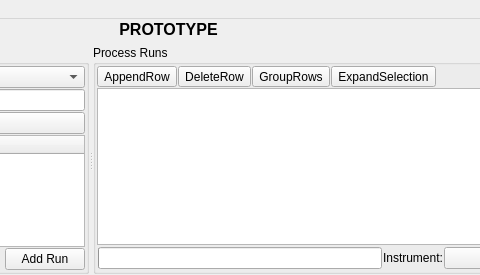
This is Code/Mantid/MantidQt/CustomInterfaces/inc/MantidQtCustomInterfaces/ReflMainWidget.ui in mantidproject/mantid as Qt 5 draws it before an edit; both pictures show x 244 to 724 and y 0 to 275 of the 825 by 275 pixel window. The edited form follows.
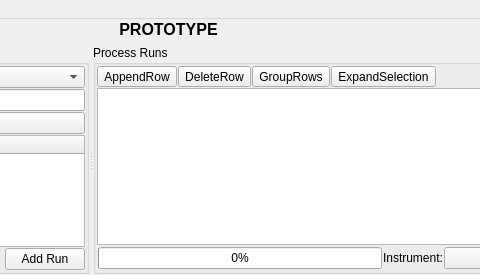
This is the edited form. Icons and pictures are not drawn.

Commit message: Refs #10457 Zero out the progress bar declaratively

```diff
--- a/Code/Mantid/MantidQt/CustomInterfaces/inc/MantidQtCustomInterfaces/ReflMainWidget.ui
+++ b/Code/Mantid/MantidQt/CustomInterfaces/inc/MantidQtCustomInterfaces/ReflMainWidget.ui
@@ -322,7 +322,11 @@
              <number>1</number>
             </property>
             <item>
-             <widget class="QProgressBar" name="progressBar"/>
+             <widget class="QProgressBar" name="progressBar">
+              <property name="value">
+               <number>0</number>
+              </property>
+             </widget>
             </item>
             <item>
              <widget class="QLabel" name="labelProcessInstrument">
```
The commit also changes 1 other file.
